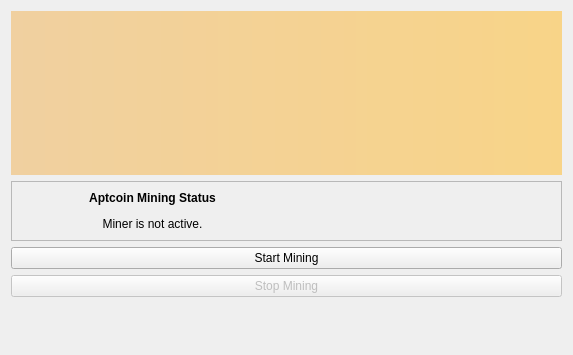
The window that src/qt/forms/miningpage.ui (aptcoin/aptcoin) describes before a commit, drawn with Qt 5.
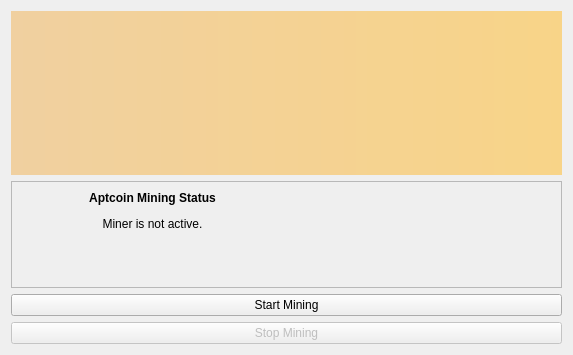
The same window after the commit. Icons and pictures are not drawn.

Commit message: - show the n-factor in the getmininginfo rpc (when mining) - show the n-factor and block number on the miningpage in GUI (when mining) - put prevhash of blocks received in order to properly checkwork  (required for external cpuminer work submissions) - bump version number - slightly modify miningpage layout

```diff
--- a/src/qt/forms/miningpage.ui
+++ b/src/qt/forms/miningpage.ui
@@ -76,6 +76,13 @@
             </item>
            </layout>
           </item>
+          <item>
+           <widget class="QLabel" name="miningInfo">
+            <property name="text">
+             <string/>
+            </property>
+           </widget>
+          </item>
          </layout>
         </widget>
        </item>
@@ -102,13 +109,6 @@
          </property>
         </widget>
        </item>
-       <item>
-        <widget class="QLabel" name="label_2">
-         <property name="text">
-          <string/>
-         </property>
-        </widget>
-       </item>
       </layout>
      </item>
     </layout>
```
Left out of the diff: 9 changed lines with no effect on the pictures. The commit also changes 9 other files.
